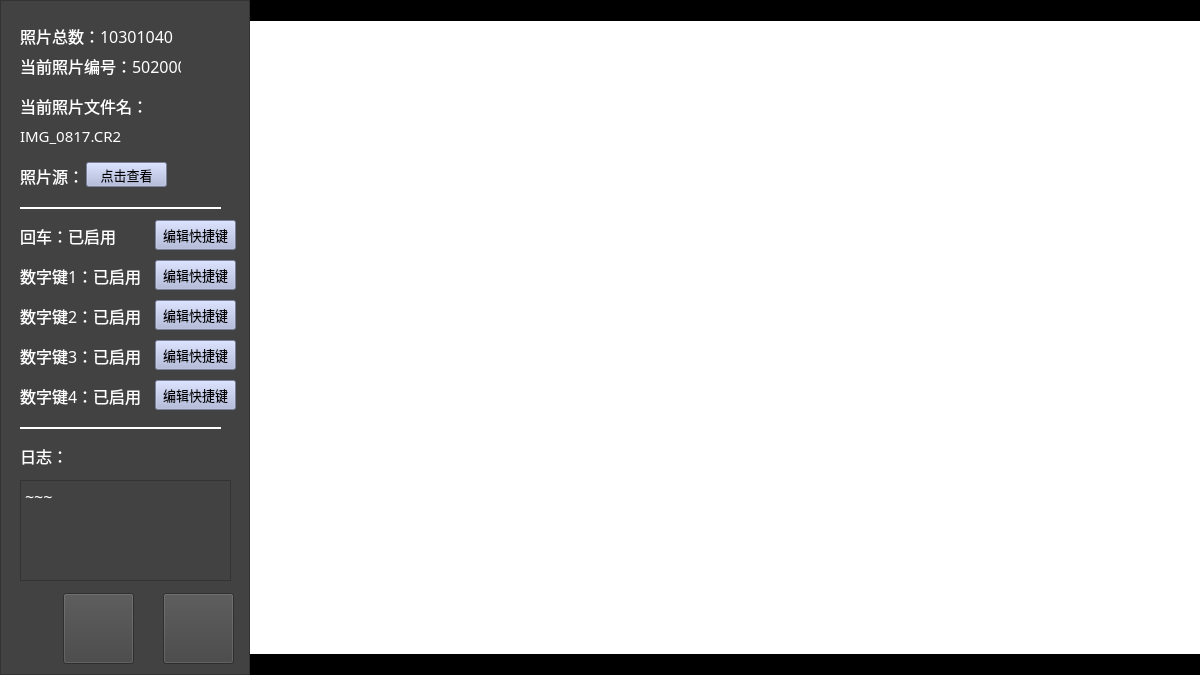
Before: the Qt Designer form PhotoSelector/select.ui in liyuxuan2003/PhotoSelector, drawn with Qt 5.
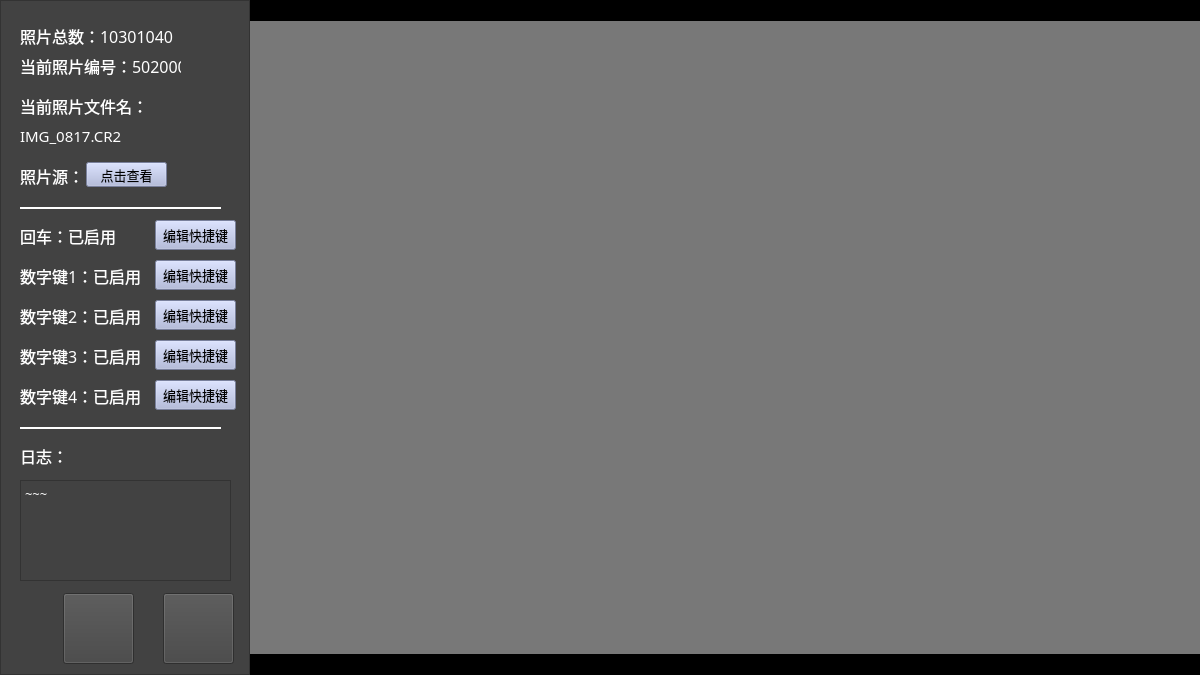
After: the same form once the commit is applied. Icons and pictures are not drawn.

Diff of the .ui file:
```diff
--- a/PhotoSelector/select.ui
+++ b/PhotoSelector/select.ui
@@ -31,12 +31,6 @@
      <height>675</height>
     </rect>
    </property>
-   <property name="minimumSize">
-    <size>
-     <width>0</width>
-     <height>0</height>
-    </size>
-   </property>
    <property name="styleSheet">
     <string notr="true">background-color: rgb(66, 66, 66);</string>
    </property>
@@ -492,7 +486,7 @@
     <property name="font">
      <font>
       <family>等线</family>
-      <pointsize>12</pointsize>
+      <pointsize>10</pointsize>
      </font>
     </property>
     <property name="styleSheet">
@@ -556,7 +550,7 @@
      </rect>
     </property>
     <property name="styleSheet">
-     <string notr="true">background-color: rgb(255, 255, 255);</string>
+     <string notr="true">background-color: rgb(120, 120, 120);</string>
     </property>
     <property name="text">
      <string/>
```
Left out of the diff: 3 changed lines with no effect on the pictures.
